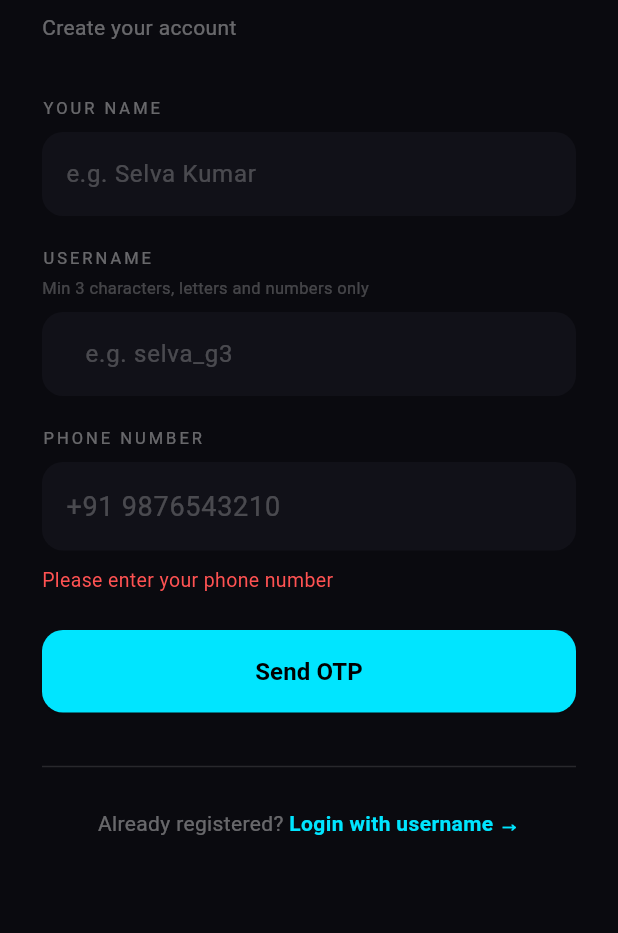
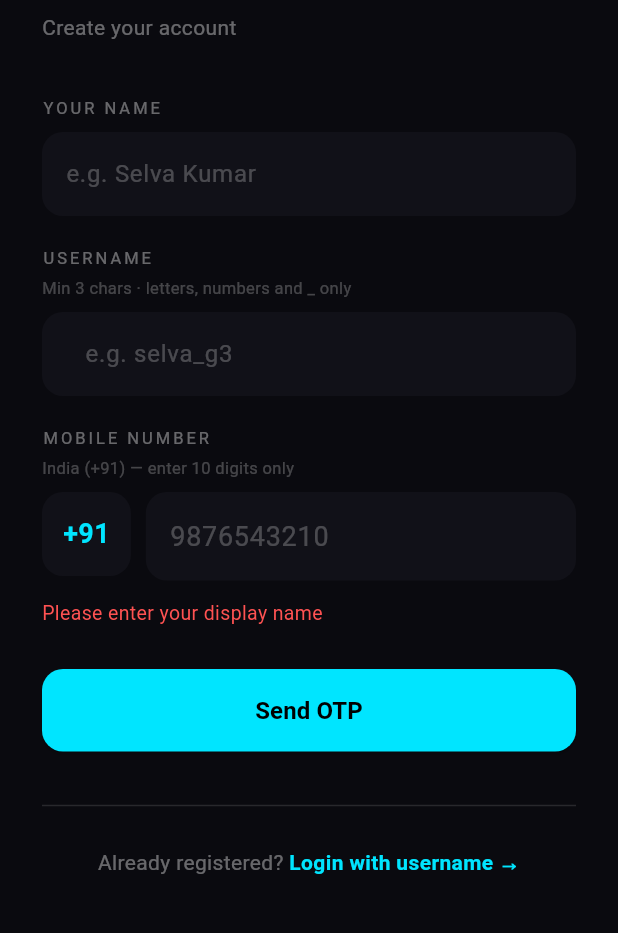
Before and after one commit to SelvaKumar1995sri/g3-sports, a Flutter app: the PhoneScreen screen opened by its route, after a tap on "Send OTP", on a phone screen of 412 x 824 dp, the part 273-1206 px from its top. Run offline on Flutter 3.47's test engine with Material 3 defaults, Android fonts, the phone set to English and light mode, and no system bars; our stand-ins replace dio, firebase_auth, firebase_core, flutter_riverpod, flutter_secure_storage, go_router and 1 more; accounts and stored records are empty; generated files the repository leaves out were written again; network calls fail.

Commit message:
fix: auto +91 country code, block duplicate phone registration

```diff
--- a/g3-sports/apps/mobile/lib/features/auth/screens/phone_screen.dart
+++ b/g3-sports/apps/mobile/lib/features/auth/screens/phone_screen.dart
@@ -1,5 +1,6 @@
 import 'dart:async';
 import 'package:flutter/material.dart';
+import 'package:flutter/services.dart';
 import 'package:flutter_riverpod/flutter_riverpod.dart';
 import 'package:go_router/go_router.dart';
 import '../providers/auth_provider.dart';
@@ -21,14 +22,17 @@ class _PhoneScreenState extends ConsumerState<PhoneScreen> {
   bool _checkingUsername = false;
   bool _checkingPhone    = false;
   bool? _usernameAvailable;
-  bool? _phoneAvailable;
+  bool? _phoneAvailable;   // null=unchecked, true=available, false=taken
   String? _error;
-  Timer? _debounce;
+  Timer? _usernameDebounce;
   Timer? _phoneDebounce;
+
+  // Phone is always +91 + 10 digits
+  String get _normalizedPhone => '+91${_phoneCtrl.text.trim()}';
 
   @override
   void dispose() {
-    _debounce?.cancel();
+    _usernameDebounce?.cancel();
     _phoneDebounce?.cancel();
     _phoneCtrl.dispose();
     _nameCtrl.dispose();
@@ -36,31 +40,40 @@ class _PhoneScreenState extends ConsumerState<PhoneScreen> {
     super.dispose();
   }
 
+  // ── Phone uniqueness check ──────────────────────────────────────────────────
   void _onPhoneChanged(String value) {
     _phoneDebounce?.cancel();
-    final clean = value.trim();
-    final normalized = clean.startsWith('+') ? clean : '+91$clean';
+    final digits = value.trim().replaceAll(RegExp(r'\D'), '');
 
-    if (normalized.length < 10) {
-      setState(() { _phoneAvailable = null; });
+    if (digits.length < 10) {
+      // Reset whenever incomplete
+      setState(() { _phoneAvailable = null; _checkingPhone = false; });
       return;
     }
 
     setState(() { _checkingPhone = true; _phoneAvailable = null; });
+
     _phoneDebounce = Timer(const Duration(milliseconds: 700), () async {
+      await _doPhoneCheck();
+    });
+  }
+
+  Future<bool> _doPhoneCheck() async {
     try {
-        final encoded = Uri.encodeComponent(normalized);
+      final encoded = Uri.encodeComponent(_normalizedPhone);
       final resp = await ref.read(dioProvider).get('/auth/check-phone?phone=$encoded');
       final available = resp.data['available'] as bool? ?? true;
       if (mounted) setState(() { _phoneAvailable = available; _checkingPhone = false; });
+      return available;
     } catch (_) {
       if (mounted) setState(() { _checkingPhone = false; });
+      return true; // Allow on error so we don't block indefinitely
     }
-    });
   }
 
+  // ── Username uniqueness check ───────────────────────────────────────────────
   void _onUsernameChanged(String value) {
-    _debounce?.cancel();
+    _usernameDebounce?.cancel();
     final clean = value.trim().toLowerCase();
 
     if (clean.isEmpty) {
@@ -74,7 +87,7 @@ class _PhoneScreenState extends ConsumerState<PhoneScreen> {
 
     setState(() { _checkingUsername = true; _usernameAvailable = null; });
 
-    _debounce = Timer(const Duration(milliseconds: 600), () async {
+    _usernameDebounce = Timer(const Duration(milliseconds: 600), () async {
       try {
         final resp = await ref.read(dioProvider).get('/auth/check-username?username=$clean');
         final available = resp.data['available'] as bool? ?? false;
@@ -85,30 +98,19 @@ class _PhoneScreenState extends ConsumerState<PhoneScreen> {
     });
   }
 
+  // ── Send OTP ────────────────────────────────────────────────────────────────
   Future<void> _sendOtp() async {
-    final phone    = _phoneCtrl.text.trim();
-    final name     = _nameCtrl.text.trim();
-    final username = _usernameCtrl.text.trim().toLowerCase();
+    final phoneDigits = _phoneCtrl.text.trim().replaceAll(RegExp(r'\D'), '');
+    final name        = _nameCtrl.text.trim();
+    final username    = _usernameCtrl.text.trim().toLowerCase();
 
-    if (phone.isEmpty) {
-      setState(() => _error = 'Please enter your phone number');
-      return;
-    }
-    // Basic phone format validation
-    final normalized = phone.startsWith('+') ? phone : '+91$phone';
-    final digits = normalized.replaceAll(RegExp(r'\D'), '');
-    if (digits.length < 10 || digits.length > 15) {
-      setState(() => _error = 'Enter a valid phone number (e.g. +91 9876543210)');
-      return;
-    }
-    if (_phoneAvailable == false) {
-      setState(() => _error = 'This phone number is already registered. Use "Login with username" instead.');
-      return;
-    }
+    // ── Validate name
     if (name.isEmpty) {
       setState(() => _error = 'Please enter your display name');
       return;
     }
+
+    // ── Validate username
     if (username.length < 3) {
       setState(() => _error = 'Username must be at least 3 characters');
       return;
@@ -117,20 +119,46 @@ class _PhoneScreenState extends ConsumerState<PhoneScreen> {
       setState(() => _error = 'That username is already taken');
       return;
     }
-    if (_usernameAvailable == null && _usernameCtrl.text.trim().length >= 3) {
-      setState(() => _error = 'Please wait for username check to complete');
+    if (_checkingUsername) {
+      setState(() => _error = 'Checking username… please wait');
+      return;
+    }
+
+    // ── Validate phone digits
+    if (phoneDigits.isEmpty) {
+      setState(() => _error = 'Please enter your 10-digit mobile number');
+      return;
+    }
+    if (phoneDigits.length != 10) {
+      setState(() => _error = 'Enter exactly 10 digits (country code +91 is added automatically)');
       return;
     }
 
     setState(() { _loading = true; _error = null; });
 
+    // ── Phone uniqueness: if debounce hasn't resolved yet, check now synchronously
+    bool phoneOk;
+    if (_phoneAvailable != null) {
+      phoneOk = _phoneAvailable!;
+    } else {
+      phoneOk = await _doPhoneCheck();
+    }
+
+    if (!phoneOk) {
+      setState(() {
+        _loading = false;
+        _error = 'This number is already registered. Use "Login with username" instead.';
+      });
+      return;
+    }
+
+    // ── Send Firebase OTP
     final svc = ref.read(authServiceProvider);
     await svc.sendOtp(
-      phoneNumber: phone.startsWith('+') ? phone : '+91$phone',
+      phoneNumber: _normalizedPhone,
       onCodeSent: (vid) {
         if (mounted) {
           setState(() => _loading = false);
-          // Pass name + username to OTP screen so it can save them after verification
           context.push('/otp', extra: {
             'verificationId': vid,
             'fullName': name,
@@ -144,6 +172,7 @@ class _PhoneScreenState extends ConsumerState<PhoneScreen> {
     );
   }
 
+  // ── Build ───────────────────────────────────────────────────────────────────
   @override
   Widget build(BuildContext context) {
     return Scaffold(
@@ -164,68 +193,40 @@ class _PhoneScreenState extends ConsumerState<PhoneScreen> {
                   style: TextStyle(color: Colors.white38, fontSize: 14)),
               const SizedBox(height: 36),
 
-              // ── Display Name ──────────────────────────────────────────
-              const Text('YOUR NAME',
-                  style: TextStyle(color: Colors.white38, fontSize: 11, letterSpacing: 2)),
+              // ── YOUR NAME ─────────────────────────────────────────────
+              _label('YOUR NAME'),
               const SizedBox(height: 8),
               TextField(
                 controller: _nameCtrl,
                 textCapitalization: TextCapitalization.words,
                 style: const TextStyle(color: Colors.white),
-                decoration: InputDecoration(
-                  hintText: 'e.g. Selva Kumar',
-                  hintStyle: const TextStyle(color: Colors.white24),
-                  filled: true,
-                  fillColor: const Color(0xFF111118),
-                  border: OutlineInputBorder(
-                      borderRadius: BorderRadius.circular(14), borderSide: BorderSide.none),
-                  focusedBorder: OutlineInputBorder(
-                    borderRadius: BorderRadius.circular(14),
-                    borderSide: const BorderSide(color: Color(0xFF00E5FF)),
-                  ),
-                ),
+                decoration: _inputDecoration(hint: 'e.g. Selva Kumar'),
               ),
               const SizedBox(height: 20),
 
-              // ── Username ──────────────────────────────────────────────
-              const Text('USERNAME',
-                  style: TextStyle(color: Colors.white38, fontSize: 11, letterSpacing: 2)),
+              // ── USERNAME ──────────────────────────────────────────────
+              _label('USERNAME'),
               const SizedBox(height: 4),
-              const Text('Min 3 characters, letters and numbers only',
+              const Text('Min 3 chars · letters, numbers and _ only',
                   style: TextStyle(color: Colors.white24, fontSize: 11)),
               const SizedBox(height: 8),
               TextField(
                 controller: _usernameCtrl,
                 style: const TextStyle(color: Colors.white),
                 onChanged: _onUsernameChanged,
-                decoration: InputDecoration(
-                  hintText: 'e.g. selva_g3',
-                  hintStyle: const TextStyle(color: Colors.white24),
-                  prefixText: '@',
-                  prefixStyle: const TextStyle(color: Color(0xFF00E5FF)),
-                  filled: true,
-                  fillColor: const Color(0xFF111118),
-                  border: OutlineInputBorder(
-                      borderRadius: BorderRadius.circular(14), borderSide: BorderSide.none),
-                  focusedBorder: OutlineInputBorder(
-                    borderRadius: BorderRadius.circular(14),
-                    borderSide: BorderSide(
-                      color: _usernameAvailable == true
+                inputFormatters: [
+                  FilteringTextInputFormatter.allow(RegExp(r'[a-zA-Z0-9_]')),
+                ],
+                decoration: _inputDecoration(
+                  hint: 'e.g. selva_g3',
+                  prefix: '@',
+                  borderColor: _usernameAvailable == true
                       ? const Color(0xFFA3E635)
                       : _usernameAvailable == false
                           ? Colors.redAccent
-                              : const Color(0xFF00E5FF),
-                    ),
-                  ),
-                  suffixIcon: _checkingUsername
-                      ? const Padding(
-                          padding: EdgeInsets.all(12),
-                          child: SizedBox(
-                            width: 16, height: 16,
-                            child: CircularProgressIndicator(
-                                strokeWidth: 2, color: Color(0xFF00E5FF)),
-                          ),
-                        )
+                          : null,
+                  suffix: _checkingUsername
+                      ? _spinner()
                       : _usernameAvailable == true
                           ? const Icon(Icons.check_circle, color: Color(0xFFA3E635))
                           : _usernameAvailable == false
@@ -233,71 +234,96 @@ class _PhoneScreenState extends ConsumerState<PhoneScreen> {
                               : null,
                 ),
               ),
-              if (_usernameAvailable == false) ...[
-                const SizedBox(height: 6),
-                const Text('Username already taken — try another',
-                    style: TextStyle(color: Colors.redAccent, fontSize: 12)),
-              ],
-              if (_usernameAvailable == true) ...[
-                const SizedBox(height: 6),
-                const Text('✓ Username is available!',
-                    style: TextStyle(color: Color(0xFFA3E635), fontSize: 12)),
-              ],
+              if (_usernameAvailable == false)
+                _hint('Username already taken — try another', Colors.redAccent),
+              if (_usernameAvailable == true)
+                _hint('✓ Username available!', const Color(0xFFA3E635)),
               const SizedBox(height: 20),
 
-              // ── Phone Number ──────────────────────────────────────────
-              const Text('PHONE NUMBER',
-                  style: TextStyle(color: Colors.white38, fontSize: 11, letterSpacing: 2)),
+              // ── PHONE NUMBER ──────────────────────────────────────────
+              _label('MOBILE NUMBER'),
+              const SizedBox(height: 4),
+              const Text('India (+91) — enter 10 digits only',
+                  style: TextStyle(color: Colors.white24, fontSize: 11)),
               const SizedBox(height: 8),
-              TextField(
+              Row(
+                crossAxisAlignment: CrossAxisAlignment.start,
+                children: [
+                  // Fixed country code box
+                  Container(
+                    height: 56,
+                    padding: const EdgeInsets.symmetric(horizontal: 14),
+                    decoration: BoxDecoration(
+                      color: const Color(0xFF111118),
+                      borderRadius: BorderRadius.circular(14),
+                    ),
+                    alignment: Alignment.center,
+                    child: const Text('+91',
+                        style: TextStyle(color: Color(0xFF00E5FF), fontSize: 18, fontWeight: FontWeight.bold)),
+                  ),
+                  const SizedBox(width: 10),
+                  // 10-digit input
+                  Expanded(
+                    child: TextField(
                       controller: _phoneCtrl,
-                keyboardType: TextInputType.phone,
+                      keyboardType: TextInputType.number,
+                      maxLength: 10,
                       style: const TextStyle(color: Colors.white, fontSize: 18),
                       onChanged: _onPhoneChanged,
+                      inputFormatters: [FilteringTextInputFormatter.digitsOnly],
                       decoration: InputDecoration(
-                  hintText: '+91 9876543210',
+                        counterText: '',
+                        hintText: '9876543210',
                         hintStyle: const TextStyle(color: Colors.white24),
                         filled: true,
                         fillColor: const Color(0xFF111118),
                         border: OutlineInputBorder(
-                      borderRadius: BorderRadius.circular(14), borderSide: BorderSide.none),
+                            borderRadius: BorderRadius.circular(14),
+                            borderSide: BorderSide.none),
                         focusedBorder: OutlineInputBorder(
                           borderRadius: BorderRadius.circular(14),
                           borderSide: BorderSide(
                             color: _phoneAvailable == false
                                 ? Colors.redAccent
                                 : const Color(0xFF00E5FF),
+                            width: 1.5,
                           ),
                         ),
                         suffixIcon: _checkingPhone
-                      ? const Padding(
-                          padding: EdgeInsets.all(14),
-                          child: SizedBox(
-                            width: 16, height: 16,
-                            child: CircularProgressIndicator(strokeWidth: 2, color: Color(0xFF00E5FF)),
-                          ),
-                        )
+                            ? _spinner()
                             : _phoneAvailable == false
                                 ? const Icon(Icons.cancel, color: Colors.redAccent)
+                                : _phoneAvailable == true
+                                    ? const Icon(Icons.check_circle, color: Color(0xFFA3E635))
                                     : null,
                       ),
+                    ),
+                  ),
+                ],
               ),
               if (_phoneAvailable == false) ...[
                 const SizedBox(height: 6),
                 GestureDetector(
                   onTap: () => context.go('/login-username'),
                   child: const Text.rich(TextSpan(children: [
-                    TextSpan(text: 'Phone already registered. ', style: TextStyle(color: Colors.redAccent, fontSize: 12)),
-                    TextSpan(text: 'Login with username →', style: TextStyle(color: Color(0xFF00E5FF), fontSize: 12, fontWeight: FontWeight.bold)),
+                    TextSpan(
+                        text: '⚠ Number already registered. ',
+                        style: TextStyle(color: Colors.redAccent, fontSize: 12)),
+                    TextSpan(
+                        text: 'Login with username →',
+                        style: TextStyle(
+                            color: Color(0xFF00E5FF),
+                            fontSize: 12,
+                            fontWeight: FontWeight.bold)),
                   ])),
                 ),
               ],
 
               if (_error != null) ...[
-                const SizedBox(height: 10),
+                const SizedBox(height: 12),
                 Text(_error!, style: const TextStyle(color: Colors.redAccent, fontSize: 13)),
               ],
-              const SizedBox(height: 24),
+              const SizedBox(height: 28),
 
               SizedBox(
                 width: double.infinity,
@@ -341,4 +367,45 @@ class _PhoneScreenState extends ConsumerState<PhoneScreen> {
       ),
     );
   }
+
+  // ── Helpers ─────────────────────────────────────────────────────────────────
+
+  Widget _label(String text) => Text(text,
+      style: const TextStyle(color: Colors.white38, fontSize: 11, letterSpacing: 2));
+
+  Widget _hint(String text, Color color) => Padding(
+    padding: const EdgeInsets.only(top: 6),
+    child: Text(text, style: TextStyle(color: color, fontSize: 12)),
+  );
+
+  Widget _spinner() => const Padding(
+    padding: EdgeInsets.all(12),
+    child: SizedBox(
+      width: 16, height: 16,
+      child: CircularProgressIndicator(strokeWidth: 2, color: Color(0xFF00E5FF)),
+    ),
+  );
+
+  InputDecoration _inputDecoration({
+    required String hint,
+    String? prefix,
+    Color? borderColor,
+    Widget? suffix,
+  }) {
+    return InputDecoration(
+      hintText: hint,
+      hintStyle: const TextStyle(color: Colors.white24),
+      prefixText: prefix,
+      prefixStyle: const TextStyle(color: Color(0xFF00E5FF)),
+      filled: true,
+      fillColor: const Color(0xFF111118),
+      border: OutlineInputBorder(
+          borderRadius: BorderRadius.circular(14), borderSide: BorderSide.none),
+      focusedBorder: OutlineInputBorder(
+        borderRadius: BorderRadius.circular(14),
+        borderSide: BorderSide(color: borderColor ?? const Color(0xFF00E5FF), width: 1.5),
+      ),
+      suffixIcon: suffix,
+    );
   }
+}
```
Lines whose indentation alone changed are shown as unchanged.
